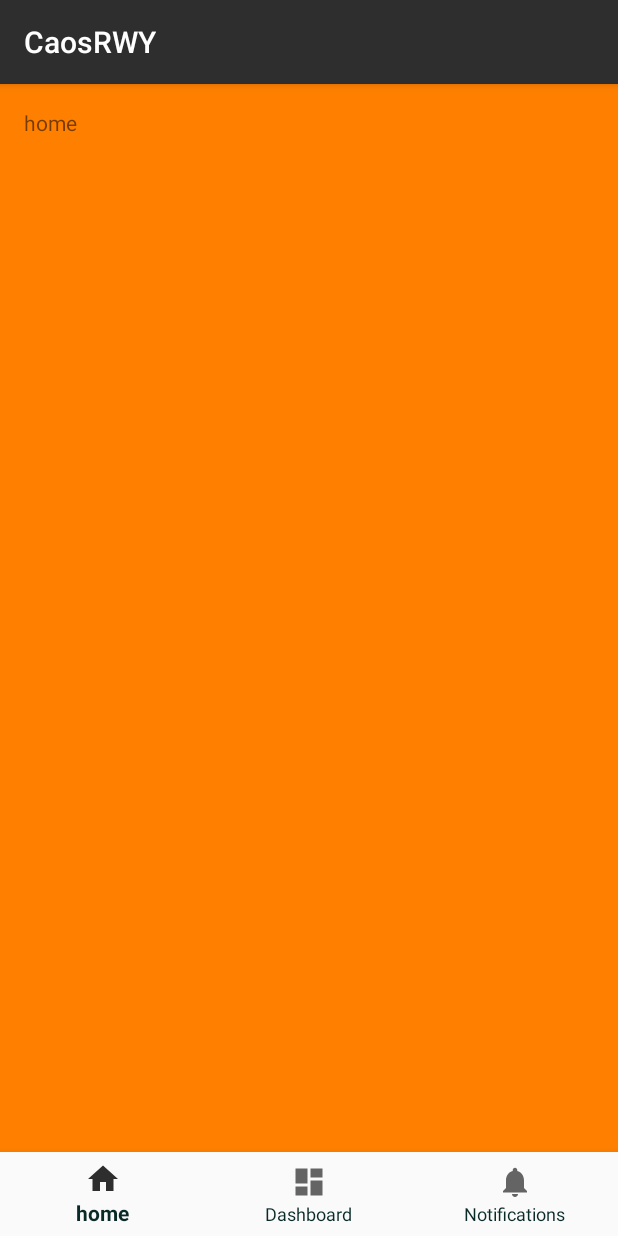
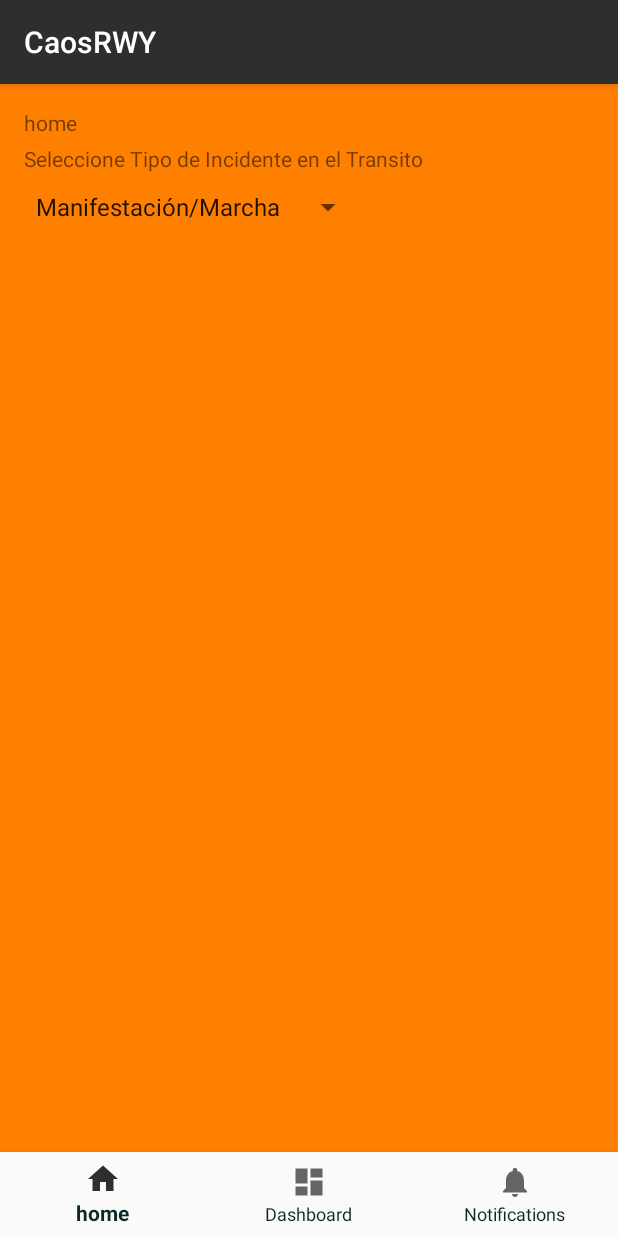
Before and after one commit to JohnnyEdu/CaosCWY, an Android app: the screen it shows after launch (OpcionesActivity), on a phone screen of 412 x 824 dp. Run offline under Robolectric (Android 15) with nearby library versions, the light colour scheme and no system bars.

Commit message:
Spinner para las opciones de Incidentes de Transito

```diff
--- a/app/src/main/java/com/example5/lilian/caoscwy/OpcionesActivity.java
+++ b/app/src/main/java/com/example5/lilian/caoscwy/OpcionesActivity.java
@@ -5,9 +5,16 @@ import android.support.annotation.NonNull;
 import android.support.design.widget.BottomNavigationView;
 import android.support.v7.app.AppCompatActivity;
 import android.view.MenuItem;
+import android.widget.ArrayAdapter;
+import android.widget.Spinner;
 import android.widget.TextView;
 
+import static com.example5.lilian.caoscwy.R.id.spAnimals;
+
 public class OpcionesActivity extends AppCompatActivity {
+
+    Spinner animals;
+
 
     private TextView mTextMessage;
 
@@ -37,9 +44,20 @@ public class OpcionesActivity extends AppCompatActivity {
         super.onCreate(savedInstanceState);
         setContentView(R.layout.activity_opciones);
 
+
+
+        animals = (Spinner)findViewById(R.id.spAnimals);
+        ArrayAdapter <CharSequence>  adapter=  ArrayAdapter.createFromResource(this, R.array.animals, android.R.layout.simple_spinner_item);
+        animals.setAdapter(adapter);
+
+
+
         mTextMessage = (TextView) findViewById(R.id.message);
         BottomNavigationView navigation = (BottomNavigationView) findViewById(R.id.navigation);
         navigation.setOnNavigationItemSelectedListener(mOnNavigationItemSelectedListener);
     }
 
+
+
+
 }
--- a/app/src/main/res/layout/activity_opciones.xml
+++ b/app/src/main/res/layout/activity_opciones.xml
@@ -15,6 +15,30 @@
         android:layout_weight="1"
         android:background="@color/colorOrange">
 
+        <Spinner
+            android:id="@+id/spAnimals"
+            android:layout_width="wrap_content"
+            android:layout_height="wrap_content"
+            android:layout_marginTop="70dp"
+            android:layout_marginRight="@dimen/activity_horizontal_margin"
+            android:layout_marginLeft="@dimen/activity_horizontal_margin"
+            android:entries="@array/animals"
+            android:scrollbarStyle="insideOverlay">
+
+        </Spinner>
+
+        <TextView
+            android:layout_marginStart="@dimen/activity_horizontal_margin"
+            android:id="@+id/message2"
+            android:layout_width="match_parent"
+            android:layout_height="wrap_content"
+            android:layout_marginBottom="@dimen/activity_vertical_margin"
+            android:layout_marginLeft="@dimen/activity_horizontal_margin"
+            android:layout_marginRight="@dimen/activity_horizontal_margin"
+            android:layout_marginTop="40dp"
+            android:text="@string/title_incidente" />
+
+
         <TextView
             android:id="@+id/message"
             android:layout_width="match_parent"
@@ -23,10 +47,11 @@
             android:layout_marginLeft="@dimen/activity_horizontal_margin"
             android:layout_marginRight="@dimen/activity_horizontal_margin"
             android:layout_marginTop="@dimen/activity_vertical_margin"
-            android:text="@string/title_home"
-            />
+            android:text="@string/title_home" />
+
 
     </FrameLayout>
+
 
     <android.support.design.widget.BottomNavigationView
         android:id="@+id/navigation"
--- /dev/null
+++ b/app/src/main/res/values/array.xml
@@ -0,0 +1,10 @@
+<?xml version="1.0" encoding="utf-8"?>
+<resources>
+    <string-array name="animals">
+        <item>Manifestación/Marcha</item>
+        <item>Obras Viáles</item>
+        <item>Desvío</item>
+        <item>Accidente</item>
+        <item>Embotellamiento</item>
+    </string-array>
+</resources>
--- a/app/src/main/res/values/strings.xml
+++ b/app/src/main/res/values/strings.xml
@@ -22,4 +22,7 @@
     <string name="title_incidente">Seleccione Tipo de Incidente en el Transito</string>
     <string name="title_dashboard">Dashboard</string>
     <string name="title_notifications">Notifications</string>
+
+
+
 </resources>
```
